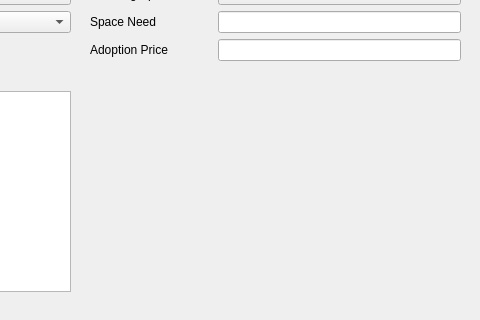
CRM2017/cuACS, file manageanimalwindow.ui: the form before one commit; both pictures show x 270 to 750 and y 319 to 639 of the 1125 by 639 pixel window.
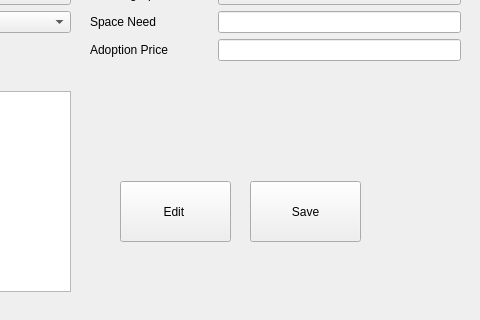
The form after the commit.

```diff
--- a/manageanimalwindow.ui
+++ b/manageanimalwindow.ui
@@ -259,7 +259,7 @@
      <x>360</x>
      <y>50</y>
      <width>371</width>
-     <height>561</height>
+     <height>381</height>
     </rect>
    </property>
    <layout class="QFormLayout" name="formLayout_2">
@@ -670,6 +670,32 @@
     <string>upload phtoto</string>
    </property>
   </widget>
+  <widget class="QPushButton" name="editButton">
+   <property name="geometry">
+    <rect>
+     <x>390</x>
+     <y>500</y>
+     <width>111</width>
+     <height>61</height>
+    </rect>
+   </property>
+   <property name="text">
+    <string>Edit </string>
+   </property>
+  </widget>
+  <widget class="QPushButton" name="saveButton">
+   <property name="geometry">
+    <rect>
+     <x>520</x>
+     <y>500</y>
+     <width>111</width>
+     <height>61</height>
+    </rect>
+   </property>
+   <property name="text">
+    <string>Save</string>
+   </property>
+  </widget>
  </widget>
  <resources/>
  <connections/>
```
Left out of the diff: 268 changed lines with no effect on the pictures.
